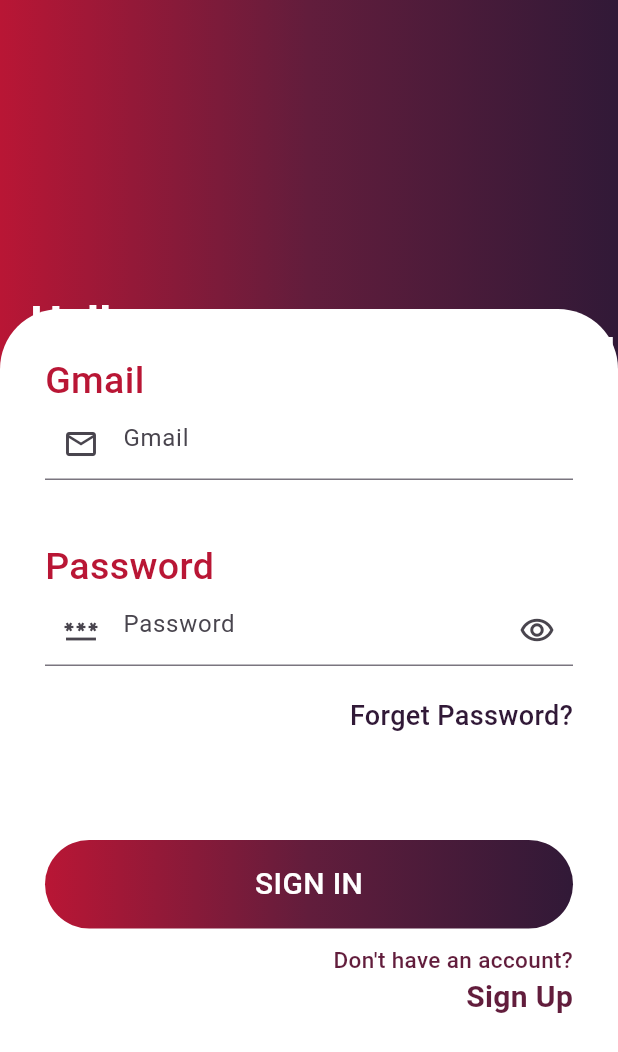
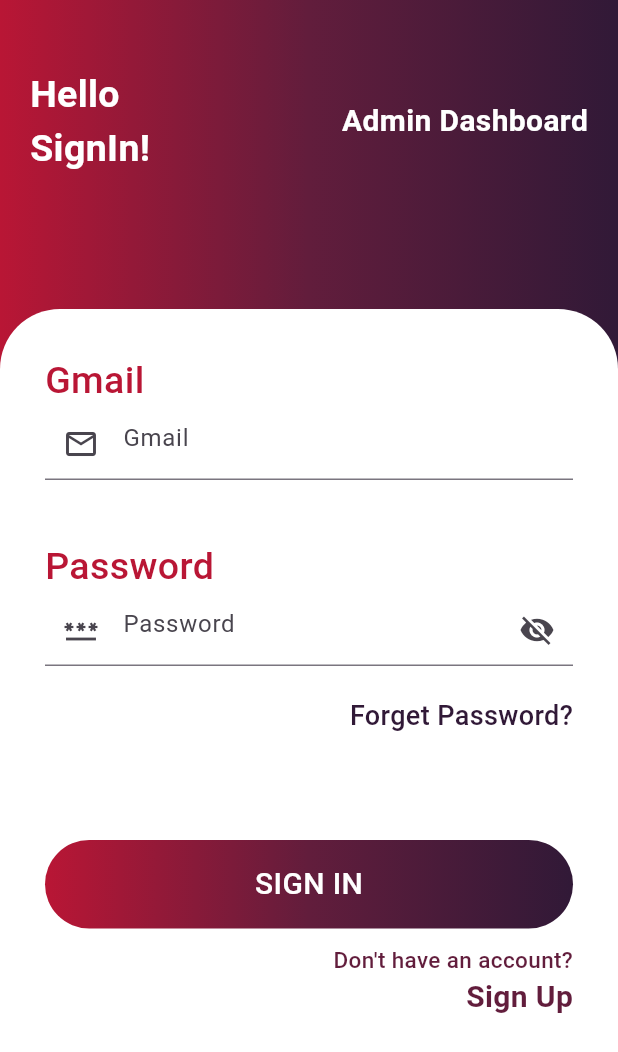
Before and after one commit to sahkhah/barber-app, a Flutter app: the LoginPage screen opened directly, on a phone screen of 412 x 824 dp. Shown: the top 1052 px of the screen. Run offline on Flutter 3.47's test engine with Material 3 defaults, Android fonts, the phone set to English and light mode, and no system bars; our stand-ins replace cloud_firestore, firebase_auth, firebase_core, random_string, shared_preferences; accounts and stored records are empty.

Commit message:
added functionality to the login and signup buttons

```diff
--- a/lib/pages/login.dart
+++ b/lib/pages/login.dart
@@ -4,11 +4,13 @@ import 'package:barber_booking_app/Admin/admin_login.dart';
 import 'package:barber_booking_app/pages/forget_password.dart';
 import 'package:barber_booking_app/pages/homepage.dart';
 import 'package:barber_booking_app/pages/signup.dart';
+import 'package:barber_booking_app/services/shared_pref.dart';
 import 'package:firebase_auth/firebase_auth.dart';
 import 'package:flutter/material.dart';
+import 'package:random_string/random_string.dart';
 
 class LoginPage extends StatefulWidget {
-    LoginPage();
+  const LoginPage({super.key});
 
   @override
   State<LoginPage> createState() => _LoginPageState();
@@ -21,6 +23,8 @@ class _LoginPageState extends State<LoginPage> {
   TextEditingController mailController = TextEditingController();
   TextEditingController passwordController = TextEditingController();
 
+  bool loading = false;
+
   final _formKey = GlobalKey<FormState>();
 
   userLogin() async {
@@ -29,6 +33,11 @@ class _LoginPageState extends State<LoginPage> {
         email: email!,
         password: password!,
       );
+      String id = randomAlphaNumeric(10);
+
+      await SharedPrefHelper().saveUserId(id);
+      await SharedPrefHelper().saveUserEmail(mailController.text);
+
       Navigator.push(
         // ignore: use_build_context_synchronously
         context,
@@ -39,10 +48,15 @@ class _LoginPageState extends State<LoginPage> {
         ),
       );
     } on FirebaseAuthException catch (e) {
+
+
       if (e.code == 'user-not-found') {
         ScaffoldMessenger.of(
           context,
         ).showSnackBar(SnackBar(content: Text('No user found for that email')));
+         setState(() {
+          loading = false;
+        });
       } else if (e.code == 'wrong-password') {
         ScaffoldMessenger.of(context).showSnackBar(
           SnackBar(content: Text('Wrong password provided by user')),
@@ -51,6 +65,9 @@ class _LoginPageState extends State<LoginPage> {
         ScaffoldMessenger.of(
           context,
         ).showSnackBar(SnackBar(content: Text(e.code)));
+         setState(() {
+          loading = false;
+        });
       }
     }
   }
@@ -61,7 +78,8 @@ class _LoginPageState extends State<LoginPage> {
       body: Stack(
         children: [
           Container(
-            padding: const EdgeInsets.only(top: 60.0, left: 20.0),
+            alignment: Alignment.topLeft,
+            padding: const EdgeInsets.only(top: 45, left: 20.0, right: 20.0),
             height: MediaQuery.of(context).size.height / 2,
             width: MediaQuery.of(context).size.width,
             decoration: BoxDecoration(
@@ -74,16 +92,17 @@ class _LoginPageState extends State<LoginPage> {
               ),
             ),
             child: Row(
+              mainAxisAlignment: MainAxisAlignment.spaceBetween,
               children: [
                 Text(
                   'Hello\nSignIn!',
                   style: TextStyle(
                     fontWeight: FontWeight.bold,
-                    fontSize: 30.0,
+                    fontSize: 25.0,
                     color: Colors.white,
                   ),
                 ),
-                const SizedBox(width: 50.0),
+
                 GestureDetector(
                   onTap: () {
                     Navigator.push(
@@ -99,7 +118,7 @@ class _LoginPageState extends State<LoginPage> {
                     'Admin Dashboard',
                     style: TextStyle(
                       fontWeight: FontWeight.bold,
-                      fontSize: 30.0,
+                      fontSize: 20.0,
                       color: Colors.white,
                     ),
                   ),
@@ -107,8 +126,7 @@ class _LoginPageState extends State<LoginPage> {
               ],
             ),
           ),
-          SingleChildScrollView(
-            child: Container(
+          Container(
             padding: const EdgeInsets.only(
               top: 30.0,
               left: 30.0,
@@ -127,6 +145,7 @@ class _LoginPageState extends State<LoginPage> {
                 topRight: Radius.circular(40.0),
               ),
             ),
+            child: SingleChildScrollView(
               child: Form(
                 key: _formKey,
                 child: Column(
@@ -174,13 +193,15 @@ class _LoginPageState extends State<LoginPage> {
                       decoration: InputDecoration(
                         hintText: 'Password',
                         prefixIcon: Icon(Icons.password_outlined),
-                        suffixIcon: GestureDetector(
-                          onTap: () {
-                            setState() {
-                              obscure = !(obscure);
-                            }
+                        suffixIcon: IconButton(
+                          icon: Icon(
+                            obscure ? Icons.visibility_off : Icons.visibility,
+                          ),
+                          onPressed: () {
+                            setState(() {
+                              obscure = !obscure;
+                            });
                           },
-                          child: Icon(Icons.remove_red_eye_outlined),
                         ),
                       ),
                     ),
@@ -238,7 +259,9 @@ class _LoginPageState extends State<LoginPage> {
                       child: Center(
                         child: GestureDetector(
                           onTap: () {
-                            CircularProgressIndicator();
+                            setState(() {
+                              loading = true;
+                            });
                             if (_formKey.currentState!.validate()) {
                               setState(() {
                                 email = mailController.text;
@@ -247,7 +270,14 @@ class _LoginPageState extends State<LoginPage> {
                               userLogin();
                             }
                           },
-                          child: Text(
+                          child:
+                              loading
+                                  ? Center(
+                                    child: const CircularProgressIndicator(
+                                      color: Colors.white,
+                                    ),
+                                  )
+                                  : Text(
                                     'SIGN IN',
                                     style: TextStyle(
                                       color: Colors.white,
@@ -271,12 +301,11 @@ class _LoginPageState extends State<LoginPage> {
                       ),
                     ),
                     GestureDetector(
-                      onTap:
-                          () => Navigator.of(context).push(
-                            MaterialPageRoute(
-                              builder: (context) => SignUpPage(),
-                            ),
-                          ),
+                      onTap: () {
+                        Navigator.of(context).push(
+                          MaterialPageRoute(builder: (context) => SignUpPage()),
+                        );
+                      },
                       child: Align(
                         alignment: Alignment.bottomRight,
                         child: Text(
--- a/lib/pages/onboarding.dart
+++ b/lib/pages/onboarding.dart
@@ -1,4 +1,4 @@
-import 'package:barber_booking_app/pages/homepage.dart';
+import 'package:barber_booking_app/pages/signup.dart';
 import 'package:flutter/material.dart';
 
 class OnboardingPage extends StatefulWidget {
@@ -24,7 +24,7 @@ class _OnboardingPageState extends State<OnboardingPage> {
                   () => Navigator.of(context).push(
                     MaterialPageRoute(
                       builder: (context) {
-                        return Homepage();
+                        return SignUpPage();
                       },
                     ),
                   ),
```
Also changed, not shown: lib/Admin/admin_booking.dart (+26 -10 lines), lib/Admin/admin_login.dart (+47 -8 lines), lib/main.dart (+1 -8 lines), lib/pages/booking.dart (+27 -3 lines), lib/pages/homepage.dart (+121 -101 lines), lib/pages/signup.dart (+9 -5 lines). Lines whose indentation alone changed are shown as unchanged.
